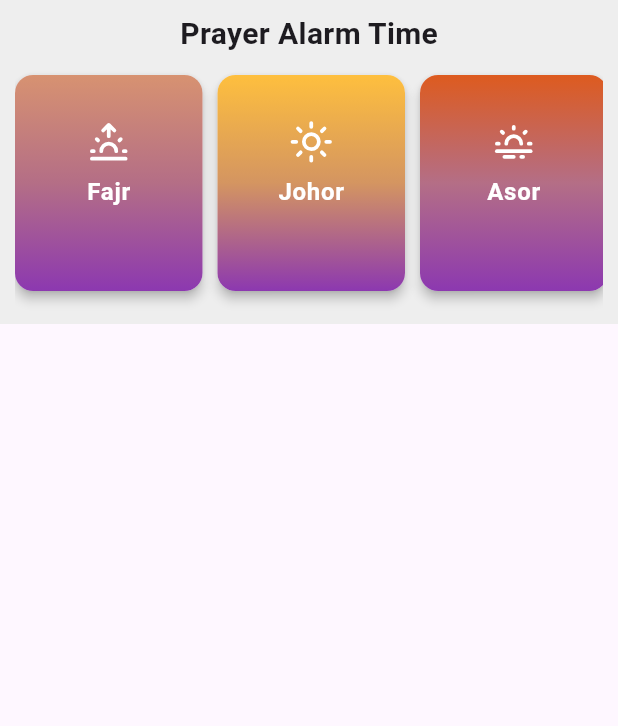
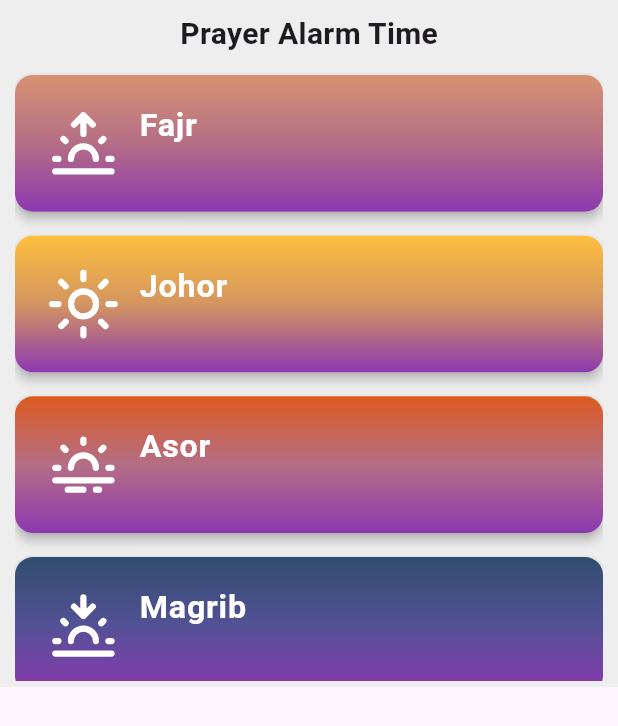
Before and after one commit to Alaminpk05/prayer-reminder, a Flutter app: what buildPrayerTimesList() shows on an empty page, opened directly, on a phone screen of 412 x 824 dp. Shown: the top 726 px of the screen. Run offline on Flutter 3.47's test engine with Material 3 defaults, Android fonts, the phone set to English and light mode, and no system bars; our stand-ins replace bloc, dio, flutter_bloc, flutter_local_notifications, flutter_svg, hydrated_bloc and 4 more; missing offline and left inert: android_alarm_manager_plus; accounts and stored records are empty; network calls fail.

Commit message:
changed list view ui

```diff
--- a/lib/widgets/prayer_list_card.dart
+++ b/lib/widgets/prayer_list_card.dart
@@ -4,6 +4,7 @@ import 'package:prayer_reminder/model/prayer_time.dart';
 import 'package:prayer_reminder/utils/constant/colors.dart';
 import 'package:prayer_reminder/utils/constant/list.dart';
 import 'package:prayer_reminder/utils/helpers/convert.dart';
+import 'package:sizer/sizer.dart';
 
 Widget buildPrayerTimesList(PrayerTimes prayerTimes) {
   return Column(
@@ -19,12 +20,14 @@ Widget buildPrayerTimesList(PrayerTimes prayerTimes) {
             ),
             SizedBox(height: 5),
             SizedBox(
-              height: 170,
+              height: 50.h,
               child: ListView.separated(
+                shrinkWrap: true,
+
                 separatorBuilder: (context, index) {
                   return SizedBox(width: 10);
                 },
-                scrollDirection: Axis.horizontal,
+                scrollDirection: Axis.vertical,
                 itemCount: prayers.length,
                 itemBuilder: (context, index) {
                   return buildPrayerCard(index, prayerTimes, context);
@@ -52,7 +55,7 @@ Widget buildPrayerCard(
       break;
     case 1:
       time = subtractMinutesFromTime(prayerTimes.johor, 15);
-      ;
+
       break;
     case 2:
       time = subtractMinutesFromTime(prayerTimes.asor, 15);
@@ -120,8 +123,8 @@ Widget buildPrayerCard(
     children: [
       /// HORIZONTAL LIST VIEW
       SizedBox(
-        width: 125,
-        height: 160,
+        height: 13.h,
+        width: double.infinity,
         child: Card(
           elevation: 3,
           margin: const EdgeInsets.symmetric(vertical: 8),
@@ -139,35 +142,50 @@ Widget buildPrayerCard(
               ),
             ),
             child: Padding(
-              padding: const EdgeInsets.symmetric(horizontal: 10, vertical: 8),
+              padding: EdgeInsets.symmetric(horizontal: 5.w, vertical: 8),
               child: Column(
                 mainAxisAlignment: MainAxisAlignment.center,
+                crossAxisAlignment: CrossAxisAlignment.start,
+                children: [
+                  Row(
                     children: [
                       SvgPicture.asset(
                         prayers[index]['icon'],
-                    height: 30,
-                    width: 30,
+                        height: 50,
+                        width: 50,
                         // ignore: deprecated_member_use
                         color: Colors.white,
                         placeholderBuilder:
                             (context) => CircularProgressIndicator.adaptive(),
                       ),
-                  SizedBox(height: 7),
+                      SizedBox(width: 3.w),
+                      Column(
+                        crossAxisAlignment: CrossAxisAlignment.start,
+                        children: [
                           Text(
                             prayers[index]['name'],
-                    style: Theme.of(context).textTheme.bodyLarge!.copyWith(
+                            style: Theme.of(
+                              context,
+                            ).textTheme.bodyLarge!.copyWith(
+                              fontWeight: FontWeight.bold,
+                              fontSize: 19.sp,
+                              color: Colors.white,
+                            ),
+                          ),
+                          Text(
+                            time.toUpperCase(),
+                            style: Theme.of(
+                              context,
+                            ).textTheme.bodyLarge!.copyWith(
                               fontWeight: FontWeight.bold,
                               color: Colors.white,
                             ),
                           ),
+                        ],
+                      ),
+                    ],
+                  ),
 
-                  Text(
-                    time.toUpperCase(),
-                    style: Theme.of(context).textTheme.bodyLarge!.copyWith(
-                      fontWeight: FontWeight.bold,
-                      color: Colors.white,
-                    ),
-                  ),
                   // SizedBox(height: 8),
                   // GestureDetector(
                   //   onTap: () {},
--- a/pubspec.yaml
+++ b/pubspec.yaml
@@ -47,6 +47,7 @@ dependencies:
   flutter_launcher_icons: ^0.14.3
   flutter_svg: ^2.0.17
   intl: ^0.20.2
+  sizer: ^3.0.5
 
 
 dev_dependencies:
```
Also changed, not shown: lib/main.dart (+10 -9 lines), lib/screens/home.dart (+13 -22 lines), pubspec.lock. Lines whose indentation alone changed are shown as unchanged.
